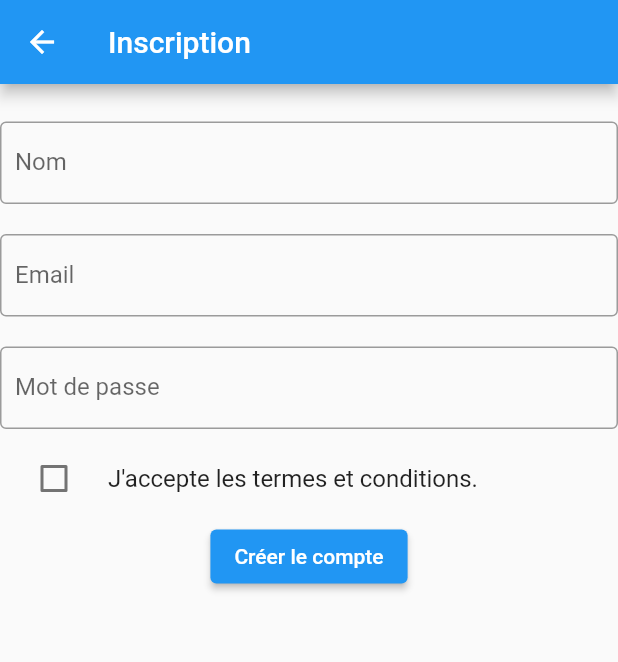
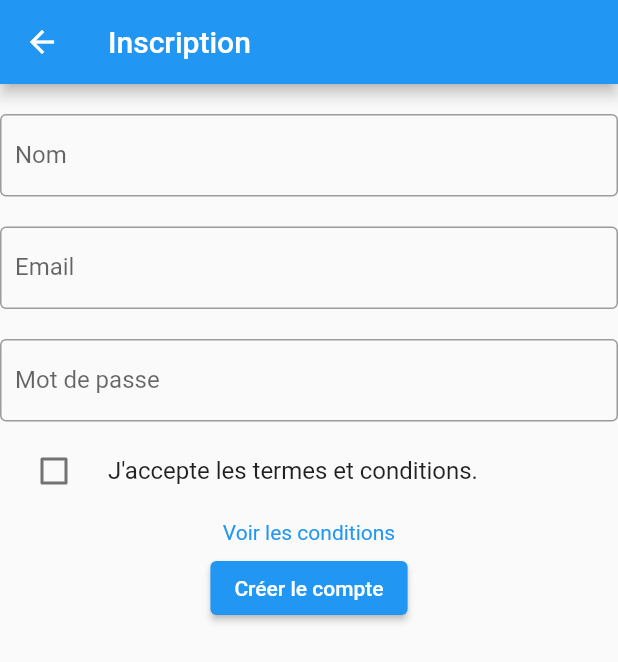
Before and after one commit to Gabliwel/Cegep-S5-Mobile2-TP3, a Flutter app: the SignUpView screen opened by its route, on a phone screen of 412 x 824 dp. Shown: the top 662 px of the screen. Run offline on Flutter 3.47's test engine with Material 2 defaults, Android fonts, the phone set to English and light mode, and no system bars; our stand-ins replace easy_localization, shared_preferences, stacked, stacked_core, stacked_services; missing offline and left inert: dart:ffi; accounts and stored records are empty.

```diff
--- a/tp3/lib/views/sign_up_view.dart
+++ b/tp3/lib/views/sign_up_view.dart
@@ -3,6 +3,7 @@ import 'package:tp3/validators/validators.dart';
 import 'package:stacked/stacked.dart';
 import 'package:tp3/viewmodels/sign_up_viewmodel.dart';
 import 'package:tp3/utils/constants.dart';
+import 'package:url_launcher/url_launcher.dart';
 
 class SignUpView extends StatefulWidget {
   const SignUpView({Key? key}) : super(key: key);
@@ -32,7 +33,7 @@ class _SignUpViewState extends State<SignUpView> {
             child: Column(
               mainAxisAlignment: MainAxisAlignment.start,
               children: <Widget>[
-                const SizedBox(height: 25),
+                const SizedBox(height: 20),
                 TextFormField(
                   controller: _loginController,
                   validator: (value) => Validators.validateBasicField(value),
@@ -82,6 +83,15 @@ class _SignUpViewState extends State<SignUpView> {
                     )
                     : null,
                 ),
+                const SizedBox(height: 5),
+                GestureDetector(
+                  onTap: () async {
+                    await launchUrl(Uri.parse("https://staging.revolvair.org/assets/tos.html"));
+                    //signUpViewModel.launchURL();
+                  },
+                  child: const Text("Voir les conditions", style: TextStyle(color: Colors.blue),),
+                ),
+                const SizedBox(height: 5),
                 signUpViewModel.isBusy
                   ? const CircularProgressIndicator()
                   : ElevatedButton(
--- a/tp3/pubspec.yaml
+++ b/tp3/pubspec.yaml
@@ -38,7 +38,7 @@ dependencies:
   http: ^0.13.5
   easy_localization: ^3.0.0
   shared_preferences: ^2.0.15
-
+  url_launcher: ^6.1.6
   # The following adds the Cupertino Icons font to your application.
   # Use with the CupertinoIcons class for iOS style icons.
   cupertino_icons: ^1.0.2
```
Also changed, not shown: tp3/lib/views/station_details_view.dart (+8 -2 lines), tp3/pubspec.lock, 5 other files.
